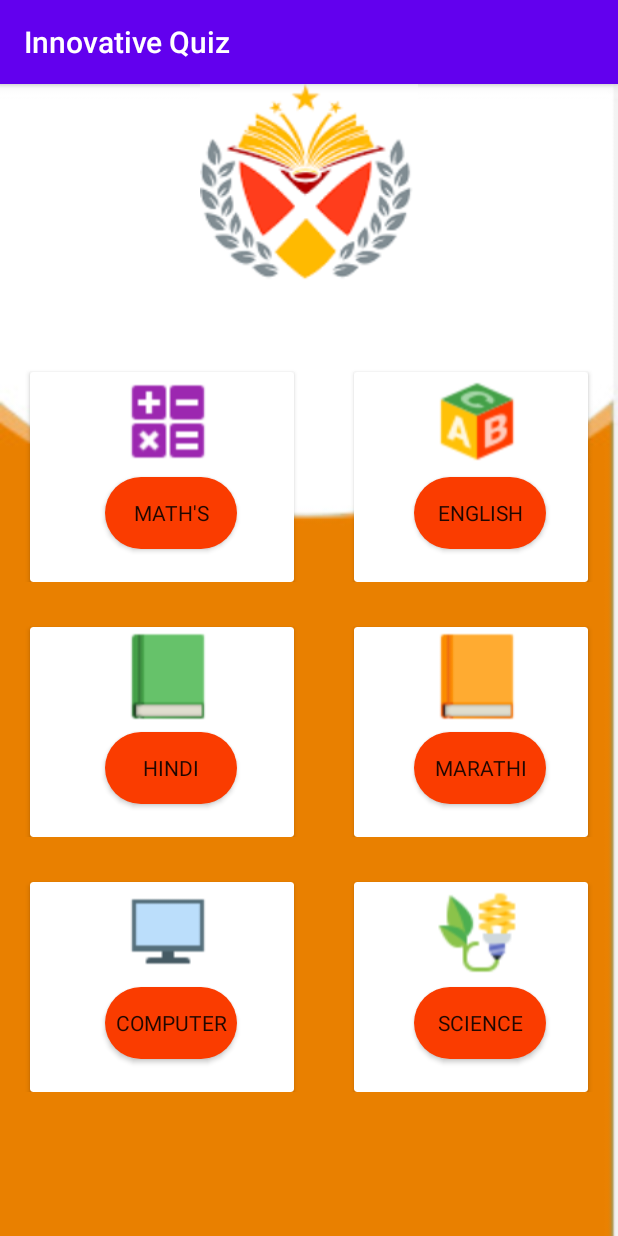
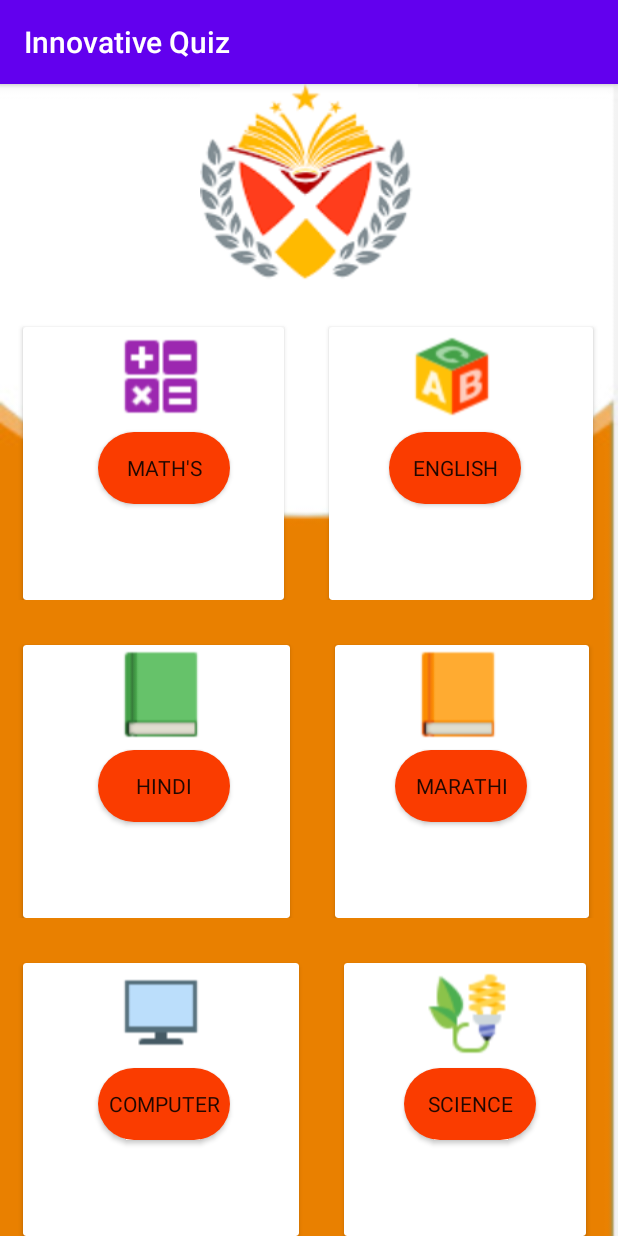
Before and after one commit to Sada28/innovative, an Android app: the DashBoard screen opened directly, with no data from a screen before it, on a phone screen of 412 x 824 dp. Run offline under Robolectric (Android 15) with nearby library versions, the phone set to English and light mode, and no system bars; Roboto replaces fonts that are not available here.

Commit message:
new activity

```diff
--- a/app/src/main/java/com/example/innovative/DashBoard.java
+++ b/app/src/main/java/com/example/innovative/DashBoard.java
@@ -14,7 +14,9 @@ public class DashBoard extends AppCompatActivity {
     protected void onCreate(Bundle savedInstanceState) {
         super.onCreate(savedInstanceState);
         setContentView(R.layout.activity_dash_board);
+        /*
         btn_math = findViewById(R.id.btn_term1);
+
         btn_sci = findViewById(R.id.btn_sci);
         btn_eng=findViewById(R.id.btn_eng);
         btn_math.setOnClickListener(new View.OnClickListener() {
@@ -42,6 +44,9 @@ public class DashBoard extends AppCompatActivity {
                 startActivity(i);
             }
         });
+
+         */
+
     }
 
 }
--- a/app/src/main/java/com/example/innovative/Login.java
+++ b/app/src/main/java/com/example/innovative/Login.java
@@ -43,7 +43,7 @@ public class Login extends AppCompatActivity {
             public void onClick(View view) {
 
                 //for volly
-                RequestQueue mRequestQueue;
+              /*  RequestQueue mRequestQueue;
                 StringRequest mStringRequest;
                 String url = "https://swapnilsn.000webhostapp.com/innovativelogin.php";
                 //RequestQueue initialized
@@ -88,6 +88,8 @@ public class Login extends AppCompatActivity {
                     }
                 };
                 mRequestQueue.add(mStringRequest);
+
+               */
                 Intent i=new Intent(Login.this,DashBoard.class);
                 startActivity(i);
 
--- a/app/src/main/res/layout/activity_dash_board.xml
+++ b/app/src/main/res/layout/activity_dash_board.xml
@@ -16,16 +16,17 @@
 
     <LinearLayout
         android:layout_width="match_parent"
-        android:layout_height="150dp"
-        android:layout_marginTop="50dp"
+        android:layout_height="wrap_content"
+        android:layout_marginTop="20dp"
+        android:layout_weight="1"
         android:orientation="horizontal">
 
         <androidx.cardview.widget.CardView
-            android:layout_width="176dp"
+            android:layout_width="wrap_content"
             android:layout_height="match_parent"
-            android:layout_marginStart="20dp"
+            android:layout_marginStart="15dp"
             android:layout_marginTop="10dp"
-            android:layout_marginEnd="20dp" >
+            android:layout_marginEnd="10dp">
 
             <ImageView
                 android:id="@+id/imageView7"
@@ -47,11 +48,10 @@
         </androidx.cardview.widget.CardView>
 
         <androidx.cardview.widget.CardView
-            android:layout_width="match_parent"
+            android:layout_width="176dp"
             android:layout_height="match_parent"
             android:layout_marginStart="20dp"
-            android:layout_marginTop="10dp"
-            android:layout_marginEnd="20dp">
+            android:layout_marginTop="10dp">
 
             <ImageView
                 android:id="@+id/imageView11"
@@ -76,16 +76,17 @@
 
     <LinearLayout
         android:layout_width="match_parent"
-        android:layout_height="150dp"
+        android:layout_height="wrap_content"
         android:layout_marginTop="20dp"
+        android:layout_weight="1"
         android:orientation="horizontal">
 
         <androidx.cardview.widget.CardView
-            android:layout_width="176dp"
+            android:layout_width="178dp"
             android:layout_height="match_parent"
-            android:layout_marginStart="20dp"
+            android:layout_marginStart="15dp"
             android:layout_marginTop="10dp"
-            android:layout_marginEnd="20dp">
+            android:layout_marginEnd="10dp">
 
             <ImageView
                 android:id="@+id/imageView12"
@@ -107,11 +108,10 @@
         </androidx.cardview.widget.CardView>
 
         <androidx.cardview.widget.CardView
-            android:layout_width="match_parent"
+            android:layout_width="169dp"
             android:layout_height="match_parent"
             android:layout_marginStart="20dp"
-            android:layout_marginTop="10dp"
-            android:layout_marginEnd="20dp" >
+            android:layout_marginTop="10dp">
 
             <ImageView
                 android:id="@+id/imageView14"
@@ -135,16 +135,17 @@
 
     <LinearLayout
         android:layout_width="match_parent"
-        android:layout_height="150dp"
+        android:layout_height="wrap_content"
         android:layout_marginTop="20dp"
+        android:layout_weight="1"
         android:orientation="horizontal">
 
         <androidx.cardview.widget.CardView
-            android:layout_width="176dp"
+            android:layout_width="184dp"
             android:layout_height="match_parent"
-            android:layout_marginStart="20dp"
+            android:layout_marginStart="15dp"
             android:layout_marginTop="10dp"
-            android:layout_marginEnd="20dp">
+            android:layout_marginEnd="10dp">
 
             <ImageView
                 android:id="@+id/imageView15"
@@ -166,11 +167,10 @@
         </androidx.cardview.widget.CardView>
 
         <androidx.cardview.widget.CardView
-            android:layout_width="match_parent"
+            android:layout_width="161dp"
             android:layout_height="match_parent"
             android:layout_marginStart="20dp"
-            android:layout_marginTop="10dp"
-            android:layout_marginEnd="20dp" >
+            android:layout_marginTop="10dp">
 
             <ImageView
                 android:id="@+id/imageView16"
```
